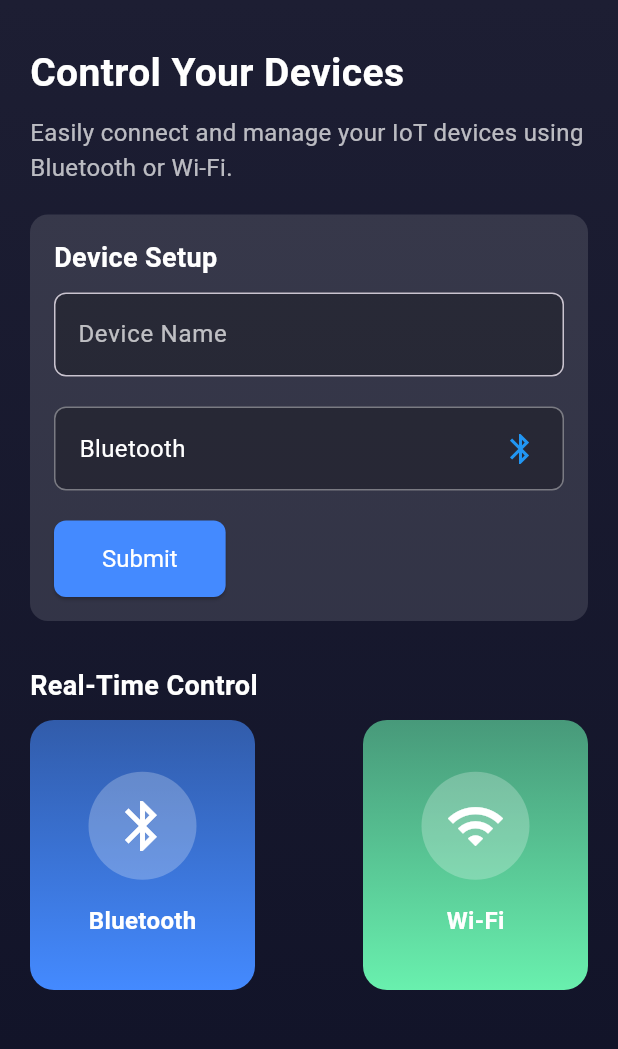
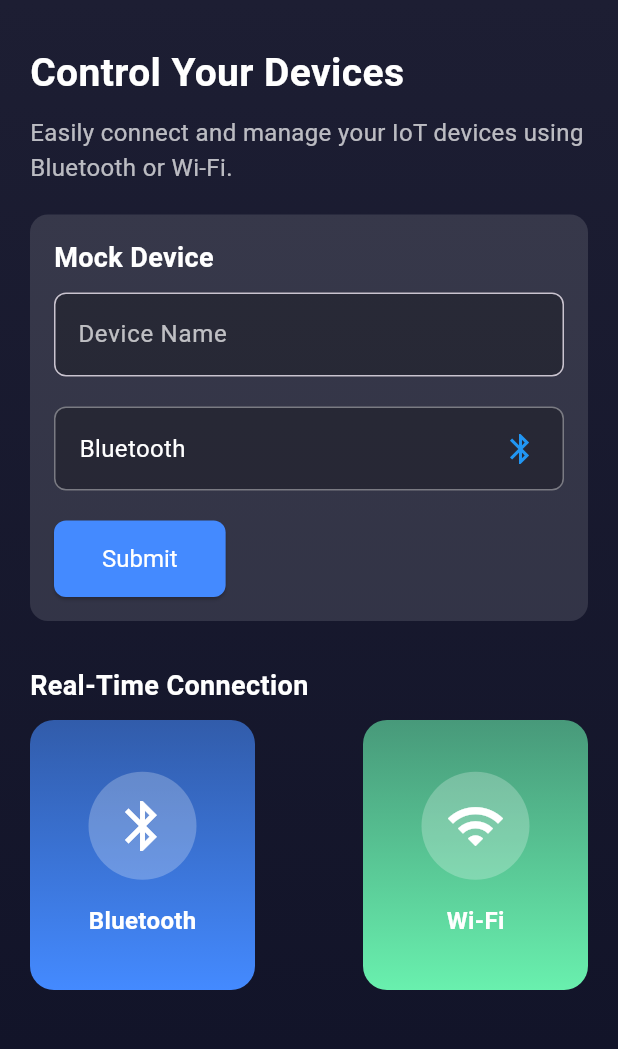
Before and after one commit to Yashprajapati01/iot_health_appp, a Flutter app: the screen it shows after launch, on a phone screen of 412 x 824 dp, the part 84-1133 px from its top. Run offline on Flutter 3.47's test engine with Material 3 defaults, Android fonts, the phone set to English and light mode, and no system bars; our stand-ins replace flutter_blue_plus, flutter_bluetooth_serial, permission_handler, syncfusion_flutter_charts; missing offline and left inert: wifi_iot.

Commit message:
Updated code

```diff
--- a/lib/main.dart
+++ b/lib/main.dart
@@ -18,18 +18,18 @@ class MyApp extends StatelessWidget {
     return MaterialApp(
       debugShowCheckedModeBanner: false,
       theme: appTheme,
-      initialRoute: '/', // Set the home route
+      initialRoute: '/',
       routes: {
-        '/': (context) => HomeScreen(), // Home Screen Route
+        '/': (context) => HomeScreen(),
         '/device-list': (context) => DeviceListScreen(
               connectionType:
                   ModalRoute.of(context)?.settings.arguments as String,
-            ), // Device List Screen Route
+            ),
         '/bluetooth-scanning': (context) => BluetoothScanScreen(),
         '/wifi-scanning': (context) => WifiScanScreen(),
         '/data-visualization': (context) => DataVisualizationScreen(
               device: ModalRoute.of(context)?.settings.arguments as Device,
-            ), // Data Visualization Screen Route
+            ),
       },
     );
   }
--- a/lib/models/device_model.dart
+++ b/lib/models/device_model.dart
@@ -1,10 +1,11 @@
 class Device {
   final String name;
-  final String id; // Device ID
-  final String connectionType; // Bluetooth or Wi-Fi
+  final String id;
+  final String connectionType;
   bool isConnected;
 
   // Sensor data for the device
+
   double heartRate;
   double spo2;
   double temperature;
--- a/lib/screens/data_visualization_screen.dart
+++ b/lib/screens/data_visualization_screen.dart
@@ -156,9 +156,8 @@ class _DataVisualizationScreenState extends State<DataVisualizationScreen> {
 }
 
 class ChartData {
-  final double x; // Represents time or data index
-  final double
-      y; // Represents sensor value (e.g., heart rate, SpO2, temperature)
+  final double x;
+  final double y;
 
   ChartData(this.x, this.y);
 }
--- a/lib/screens/device_list_screen.dart
+++ b/lib/screens/device_list_screen.dart
@@ -17,14 +17,13 @@ class _DeviceListScreenState extends State<DeviceListScreen> {
   @override
   void initState() {
     super.initState();
-    // Initialize the devices list
     devices = List.generate(
       5,
       (index) => Device(
         name: 'Device $index',
         id: 'Device${index + 1}',
         connectionType: widget.connectionType,
-        isConnected: false, // Initially all devices are not connected
+        isConnected: false,
       ),
     );
   }
--- a/lib/screens/home_screen.dart
+++ b/lib/screens/home_screen.dart
@@ -106,7 +106,7 @@ class _HomeScreenState extends State<HomeScreen> {
                   crossAxisAlignment: CrossAxisAlignment.start,
                   children: [
                     Text(
-                      'Device Setup',
+                      'Mock Device',
                       style: TextStyle(
                         fontSize: 18,
                         fontWeight: FontWeight.w600,
@@ -183,7 +183,7 @@ class _HomeScreenState extends State<HomeScreen> {
 
               // Real Device Control Section
               Text(
-                'Real-Time Control',
+                'Real-Time Connection',
                 style: TextStyle(
                   fontSize: 18,
                   fontWeight: FontWeight.w600,
--- a/pubspec.yaml
+++ b/pubspec.yaml
@@ -35,7 +35,6 @@ dependencies:
   # The following adds the Cupertino Icons font to your application.
   # Use with the CupertinoIcons class for iOS style icons.
   cupertino_icons: ^1.0.8
-  flutter_blue: ^0.8.0
   fl_chart: ^0.69.2
   wifi_info_flutter: ^2.0.2
   permission_handler: ^11.3.1
```
Also changed, not shown: lib/services/ble_service.dart (deleted, +0 -31 lines), lib/services/requestBluetoothPermissions.dart (deleted, +0 -18 lines), lib/services/wifi_service.dart (deleted, +0 -20 lines), lib/utils/constants.dart (deleted, +0 -13 lines).
